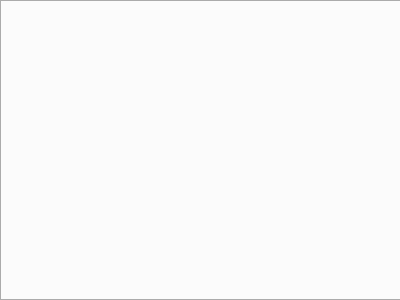
Before: the Qt Designer form Iris_recognition/dbdialog.ui in kn65op/inzynierka, drawn with Qt 5.
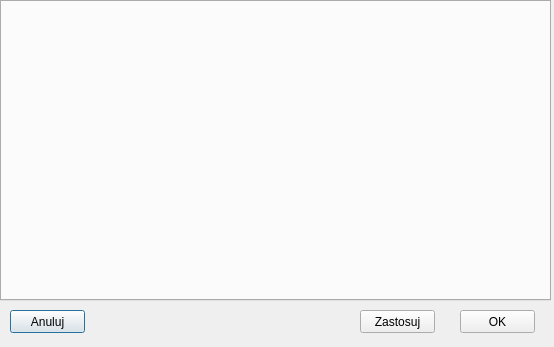
After: the same form once the commit is applied. Custom widgets are drawn as their Qt base class.

```diff
--- a/Iris_recognition/dbdialog.ui
+++ b/Iris_recognition/dbdialog.ui
@@ -6,8 +6,8 @@
    <rect>
     <x>0</x>
     <y>0</y>
-    <width>400</width>
-    <height>300</height>
+    <width>554</width>
+    <height>347</height>
    </rect>
   </property>
   <property name="windowTitle">
@@ -18,11 +18,50 @@
     <rect>
      <x>0</x>
      <y>0</y>
-     <width>401</width>
+     <width>551</width>
      <height>301</height>
     </rect>
    </property>
   </widget>
+  <widget class="QPushButton" name="pushButton">
+   <property name="geometry">
+    <rect>
+     <x>10</x>
+     <y>310</y>
+     <width>75</width>
+     <height>23</height>
+    </rect>
+   </property>
+   <property name="text">
+    <string>Anuluj</string>
+   </property>
+  </widget>
+  <widget class="QPushButton" name="pushButton_2">
+   <property name="geometry">
+    <rect>
+     <x>460</x>
+     <y>310</y>
+     <width>75</width>
+     <height>23</height>
+    </rect>
+   </property>
+   <property name="text">
+    <string>OK</string>
+   </property>
+  </widget>
+  <widget class="QPushButton" name="pushButton_3">
+   <property name="geometry">
+    <rect>
+     <x>360</x>
+     <y>310</y>
+     <width>75</width>
+     <height>23</height>
+    </rect>
+   </property>
+   <property name="text">
+    <string>Zastosuj</string>
+   </property>
+  </widget>
  </widget>
  <customwidgets>
   <customwidget>
```
